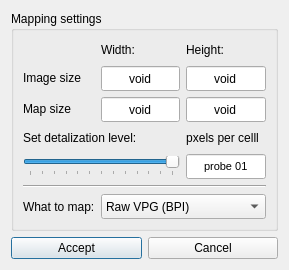
pi-null-mezon/QPULSECAPTURE, file Sources/mappingdialog.ui: the form before one commit.
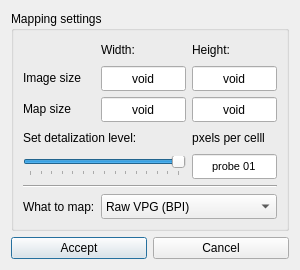
The form after the commit.

Diff of the .ui file:
```diff
--- a/Sources/mappingdialog.ui
+++ b/Sources/mappingdialog.ui
@@ -6,10 +6,22 @@
    <rect>
     <x>0</x>
     <y>0</y>
-    <width>289</width>
-    <height>266</height>
+    <width>300</width>
+    <height>270</height>
    </rect>
   </property>
+  <property name="minimumSize">
+   <size>
+    <width>300</width>
+    <height>270</height>
+   </size>
+  </property>
+  <property name="maximumSize">
+   <size>
+    <width>300</width>
+    <height>270</height>
+   </size>
+  </property>
   <property name="windowTitle">
    <string>Mapping settings</string>
   </property>
@@ -110,7 +122,7 @@
          </sizepolicy>
         </property>
         <property name="minimum">
-         <number>16</number>
+         <number>8</number>
         </property>
         <property name="maximum">
          <number>64</number>
```
